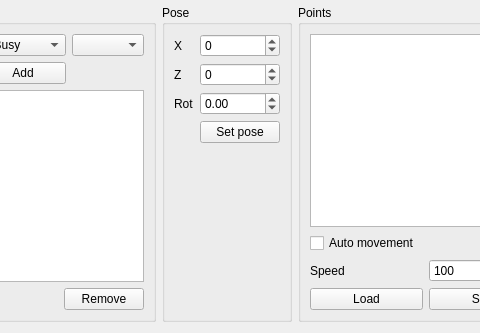
Before: the Qt Designer form components/fakeHumanAgent/src/mainUI.ui in robocomp/robocomp-viriato, drawn with Qt 5; both pictures show x 121 to 601 and y 258 to 591 of the 686 by 591 pixel window.
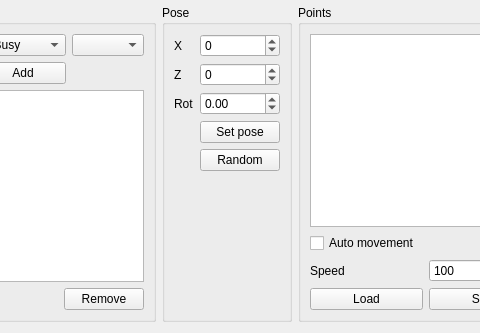
After: the same form once the commit is applied.

Commit message: making changes in fakeHuman to move the person to random positions

The edit to the form file:
```diff
--- a/components/fakeHumanAgent/src/mainUI.ui
+++ b/components/fakeHumanAgent/src/mainUI.ui
@@ -296,6 +296,13 @@
               </property>
              </widget>
             </item>
+            <item row="4" column="1">
+             <widget class="QPushButton" name="random">
+              <property name="text">
+               <string>Random</string>
+              </property>
+             </widget>
+            </item>
            </layout>
           </item>
          </layout>
```
Left out of the diff: 9 changed lines with no effect on the pictures. The commit also changes 44 other files.
